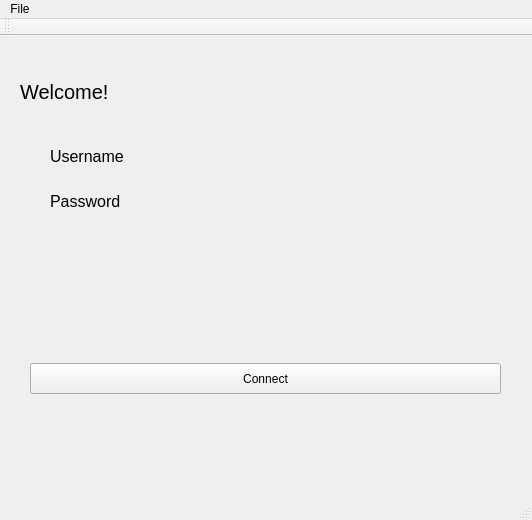
This is MyLocation/src/MyLocation.ui in Aleadinglight/Computer-Tracking-App as Qt 5 draws it before an edit. The edited form follows.
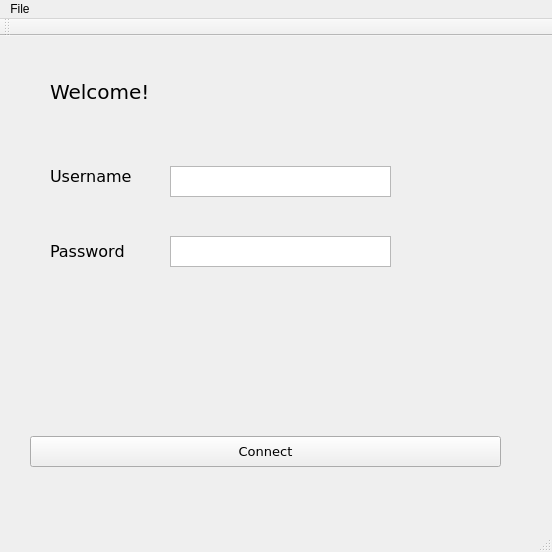
This is the edited form.

Diff of the .ui file:
```diff
--- a/MyLocation/src/MyLocation.ui
+++ b/MyLocation/src/MyLocation.ui
@@ -6,8 +6,8 @@
    <rect>
     <x>0</x>
     <y>0</y>
-    <width>532</width>
-    <height>520</height>
+    <width>552</width>
+    <height>552</height>
    </rect>
   </property>
   <property name="windowTitle">
@@ -18,11 +18,17 @@
     <property name="geometry">
      <rect>
       <x>30</x>
-      <y>327</y>
+      <y>400</y>
       <width>471</width>
       <height>31</height>
      </rect>
     </property>
+    <property name="font">
+     <font>
+      <family>Verdana</family>
+      <pointsize>10</pointsize>
+     </font>
+    </property>
     <property name="text">
      <string>Connect</string>
     </property>
@@ -30,7 +36,7 @@
    <widget class="QLabel" name="Title">
     <property name="geometry">
      <rect>
-      <x>20</x>
+      <x>50</x>
       <y>30</y>
       <width>141</width>
       <height>51</height>
@@ -38,6 +44,7 @@
     </property>
     <property name="font">
      <font>
+      <family>Verdana</family>
       <pointsize>15</pointsize>
      </font>
     </property>
@@ -49,13 +56,14 @@
     <property name="geometry">
      <rect>
       <x>50</x>
-      <y>100</y>
+      <y>120</y>
       <width>141</width>
       <height>41</height>
      </rect>
     </property>
     <property name="font">
      <font>
+      <family>Verdana</family>
       <pointsize>12</pointsize>
      </font>
     </property>
@@ -67,13 +75,14 @@
     <property name="geometry">
      <rect>
       <x>50</x>
-      <y>140</y>
+      <y>190</y>
       <width>111</width>
       <height>51</height>
      </rect>
     </property>
     <property name="font">
      <font>
+      <family>Verdana</family>
       <pointsize>12</pointsize>
      </font>
     </property>
@@ -81,13 +90,33 @@
      <string>Password</string>
     </property>
    </widget>
+   <widget class="QTextEdit" name="textEdit">
+    <property name="geometry">
+     <rect>
+      <x>170</x>
+      <y>130</y>
+      <width>221</width>
+      <height>31</height>
+     </rect>
+    </property>
+   </widget>
+   <widget class="QTextEdit" name="textEdit_2">
+    <property name="geometry">
+     <rect>
+      <x>170</x>
+      <y>200</y>
+      <width>221</width>
+      <height>31</height>
+     </rect>
+    </property>
+   </widget>
   </widget>
   <widget class="QMenuBar" name="menuBar">
    <property name="geometry">
     <rect>
      <x>0</x>
      <y>0</y>
-     <width>532</width>
+     <width>552</width>
      <height>26</height>
     </rect>
    </property>
```
Left out of the diff: 2 changed lines with no effect on the pictures.
